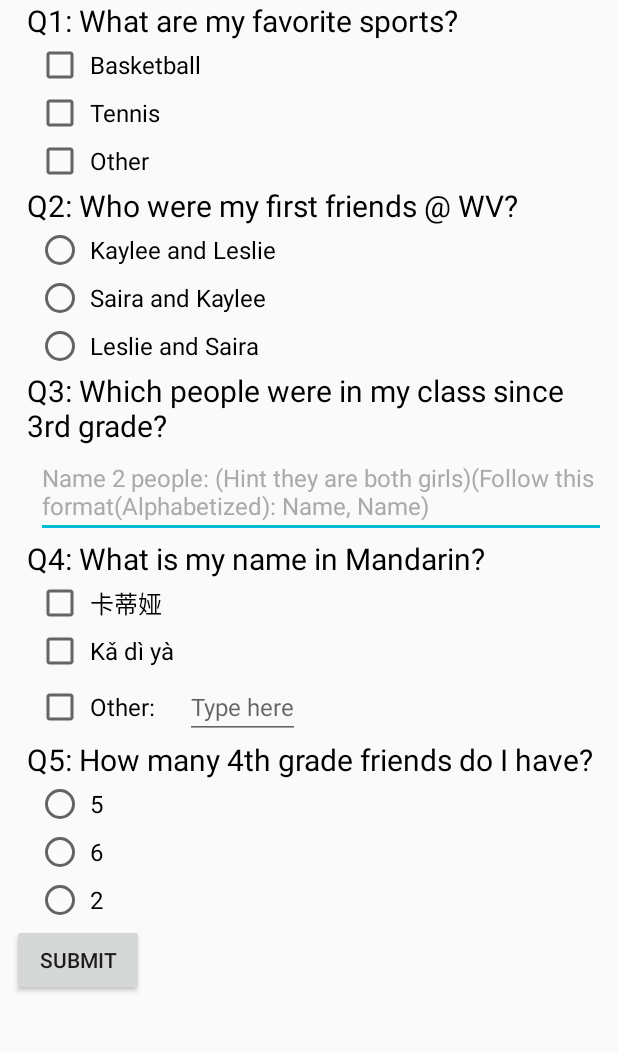
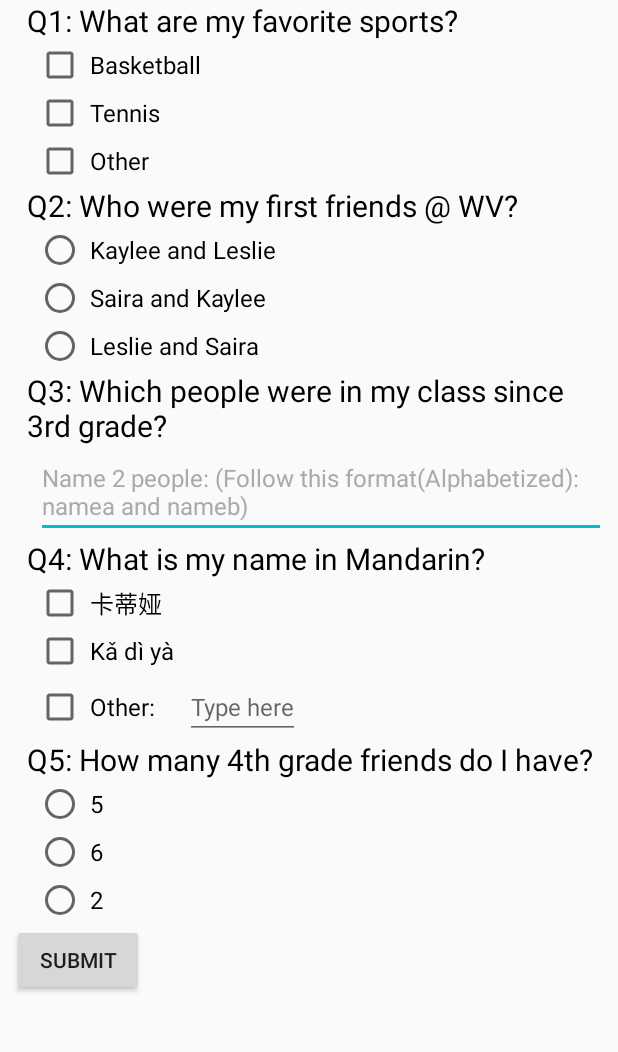
Before and after one commit to KatiaBravo/QuizApp, an Android app: the screen it shows after launch (MainActivity), after a tap on "SUBMIT", on a phone screen of 412 x 824 dp, the part 145-1197 px from its top. Run offline under Robolectric (Android 15) with nearby library versions, the phone set to English and light mode, and no system bars.

Commit message:
Have bug fixes and is way better

```diff
--- a/app/src/main/java/com/example/android/quizapp/MainActivity.java
+++ b/app/src/main/java/com/example/android/quizapp/MainActivity.java
@@ -21,22 +21,26 @@ public class MainActivity extends AppCompatActivity {
     }
     public double answerForQ1() {
         CheckBox checkBox = (CheckBox) findViewById(R.id.other_check_box);
-        if (checkBox.isChecked()) {
-            overallScore += 1;
+        CheckBox checkBox2 = (CheckBox) findViewById(R.id.basketball_check_box);
+        CheckBox checkBox3 = (CheckBox) findViewById(R.id.tennis_check_box);
+        if (!checkBox.isChecked() && checkBox2.isChecked() && checkBox3.isChecked()) {
+            overallScore = overallScore + 1;
+        } else if(checkBox2.isChecked() || checkBox3.isChecked()){
+            overallScore = overallScore + 0.5;
         }
         return overallScore;
     }
     public double answerForQ2() {
         RadioButton radioButton = (RadioButton) findViewById(R.id.saira_kaylee_radio_button);
         if (radioButton.isSelected()) {
-            overallScore += 1;
+            overallScore = overallScore + 1;
         }
         return overallScore;
     }
     public double answerForQ3() {
         EditText editText = (EditText) findViewById(R.id.names_field_edit_text);
-        if (editText.getText().toString().equals("Ayaka, Irina")) {
-            overallScore += 1;
+        if (editText.getText().toString().equalsIgnoreCase("Ayaka, Irina")) {
+            overallScore = overallScore + 1;
         }
         return overallScore;
     }
@@ -44,24 +48,22 @@ public class MainActivity extends AppCompatActivity {
         CheckBox checkBox = (CheckBox) findViewById(R.id.chinese_check_box);
         CheckBox checkBox2 = (CheckBox) findViewById(R.id.pinyin_check_box);
         CheckBox checkBox3 = (CheckBox) findViewById(R.id.other_two_check_box);
-        if (checkBox.isChecked()) {
-            overallScore += 1;
-        }
-        if(checkBox2.isChecked()) {
-            overallScore += 1;
+        if (checkBox.isChecked() && checkBox2.isChecked() && !checkBox3.isChecked()) {
+            overallScore = overallScore + 1;
         }
         return overallScore;
     }
     public double answerForQ5() {
         RadioButton radioButton = (RadioButton) findViewById(R.id.five_radio_button);
         if (radioButton.isSelected()) {
-            overallScore += 1;
+            overallScore = overallScore + 1;
         }
         return overallScore;
     }
     public void submitTest(View view) {
-        double score = (answerForQ1() + answerForQ2() + answerForQ3() + answerForQ4() + answerForQ5())/2;
-        String toastMessage = "You got " + score + "/6.0";
+        double score = answerForQ1() + answerForQ2() + answerForQ3() + answerForQ4() + answerForQ5();
+        String toastMessage = "You got " + score + "/7.0";
+        overallScore = 0.0;
         Toast.makeText(this, toastMessage, Toast.LENGTH_SHORT).show();
     }
 }
--- a/app/src/main/res/layout/activity_main.xml
+++ b/app/src/main/res/layout/activity_main.xml
@@ -32,12 +32,14 @@
             android:layout_width="wrap_content"
             android:layout_height="wrap_content"
             android:text="Basketball"
+            android:id="@+id/basketball_check_box"
             style="@style/A"/>
 
         <CheckBox
             android:layout_width="wrap_content"
             android:layout_height="wrap_content"
             android:text="Tennis"
+            android:id="@+id/tennis_check_box"
             style="@style/A"/>
 
         <CheckBox
@@ -88,7 +90,7 @@
             android:layout_width="wrap_content"
             android:layout_height="wrap_content"
             android:id="@+id/names_field_edit_text"
-            android:hint="Name 2 people: (Hint they are both girls)(Follow this format(Alphabetized): Name, Name)"
+            android:hint="Name 2 people: (Follow this format(Alphabetized): namea and nameb)"
             android:textColorHint="@android:color/darker_gray"
             style="@style/A"/>
 
```
Also changed, not shown: app/src/main/res/values/strings.xml (line endings or trailing spaces).
